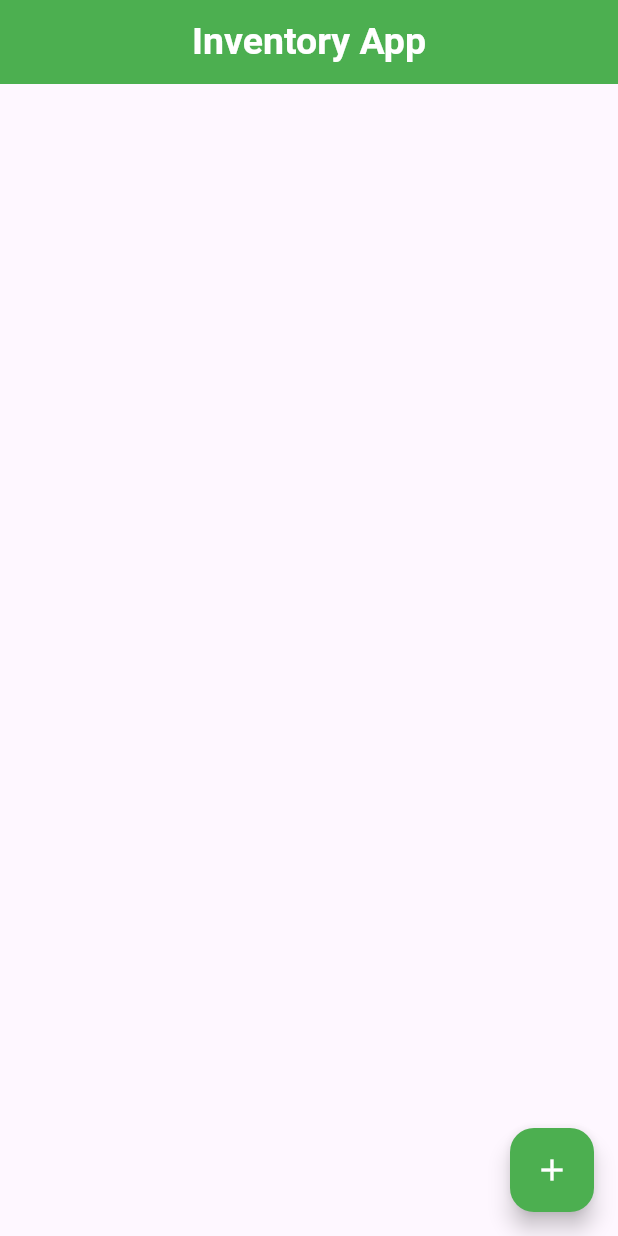
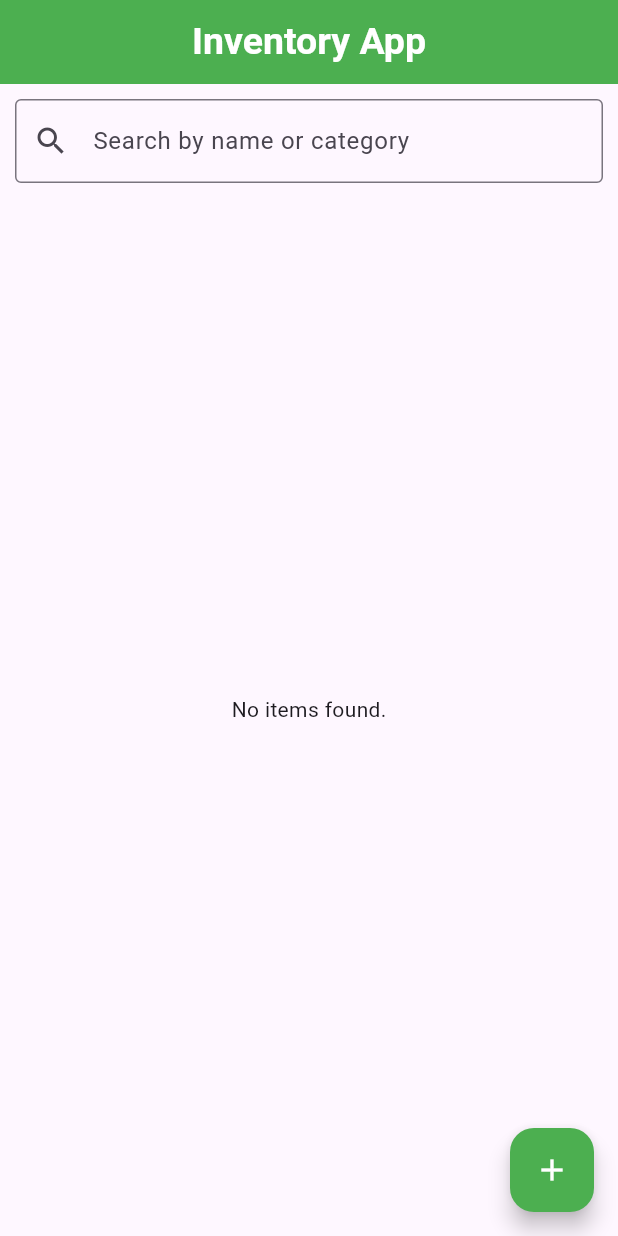
Before and after one commit to linhnt-98/invertory_app, a Flutter app: the screen it shows after launch, on a phone screen of 412 x 824 dp. Run offline on Flutter 3.47's test engine with Material 3 defaults, Android fonts, the phone set to English and light mode, and no system bars.

Commit message:
Added search bar

```diff
--- a/lib/main.dart
+++ b/lib/main.dart
@@ -43,8 +43,13 @@ class HomeScreen extends StatefulWidget {
 }
 
 class _HomeScreenState extends State<HomeScreen> {
+
   // List of inventory items
   List<InventoryItem> inventoryList = [];
+
+  // Search/filter
+  String searchQuery = "";
+  final TextEditingController searchController = TextEditingController();
 
   // Controllers for input fields
   final TextEditingController nameController = TextEditingController();
@@ -146,6 +151,13 @@ class _HomeScreenState extends State<HomeScreen> {
   // ==========================
   @override
   Widget build(BuildContext context) {
+    // Filtered list based on search
+    List<InventoryItem> filteredList = inventoryList.where((item) {
+      final query = searchQuery.toLowerCase();
+      return item.name.toLowerCase().contains(query) ||
+          item.category.toLowerCase().contains(query);
+    }).toList();
+
     return Scaffold(
       appBar: AppBar(
         title: Text(
@@ -158,10 +170,33 @@ class _HomeScreenState extends State<HomeScreen> {
       ),
       body: Container(
         margin: EdgeInsets.all(10),
-        child: ListView.builder(
-          itemCount: inventoryList.length,
+        child: Column(
+          children: [
+            // Search bar
+            TextField(
+              controller: searchController,
+              decoration: InputDecoration(
+                labelText: "Search by name or category",
+                prefixIcon: Icon(Icons.search),
+                border: OutlineInputBorder(),
+              ),
+              onChanged: (value) {
+                setState(() {
+                  searchQuery = value;
+                });
+              },
+            ),
+            SizedBox(height: 10),
+            // Item list
+            Expanded(
+              child: filteredList.isEmpty
+                  ? Center(child: Text("No items found."))
+                  : ListView.builder(
+                      itemCount: filteredList.length,
                       itemBuilder: (context, index) {
-            final item = inventoryList[index];
+                        final item = filteredList[index];
+                        // Find the actual index in inventoryList for edit/delete
+                        final actualIndex = inventoryList.indexOf(item);
                         return Card(
                           shape: RoundedRectangleBorder(
                             borderRadius: BorderRadius.circular(8),
@@ -189,11 +224,11 @@ class _HomeScreenState extends State<HomeScreen> {
                               mainAxisSize: MainAxisSize.min,
                               children: [
                                 IconButton(
-                      onPressed: () => showItemDialog(index: index),
+                                  onPressed: () => showItemDialog(index: actualIndex),
                                   icon: Icon(Icons.edit, color: Colors.white),
                                 ),
                                 IconButton(
-                      onPressed: () => deleteItem(index),
+                                  onPressed: () => deleteItem(actualIndex),
                                   icon: Icon(Icons.delete, color: Colors.white),
                                 ),
                               ],
@@ -201,6 +236,9 @@ class _HomeScreenState extends State<HomeScreen> {
                           ),
                         );
                       },
+                    ),
+            ),
+          ],
         ),
       ),
       floatingActionButton: FloatingActionButton(
```
Lines whose indentation alone changed are shown as unchanged.
